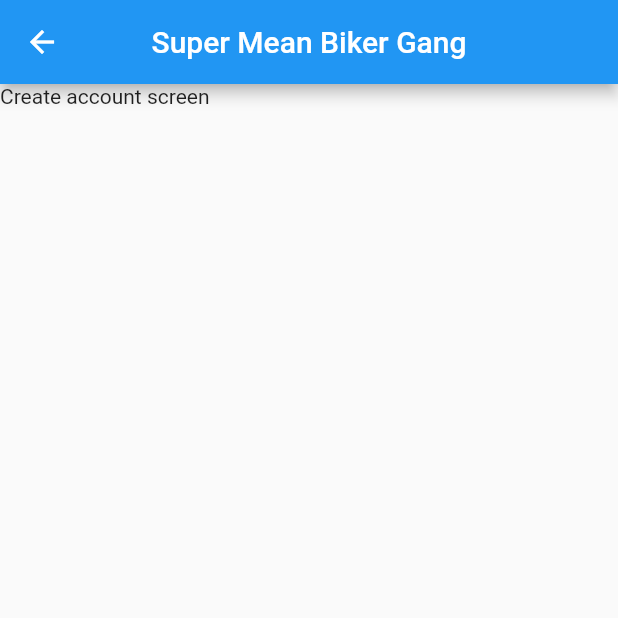
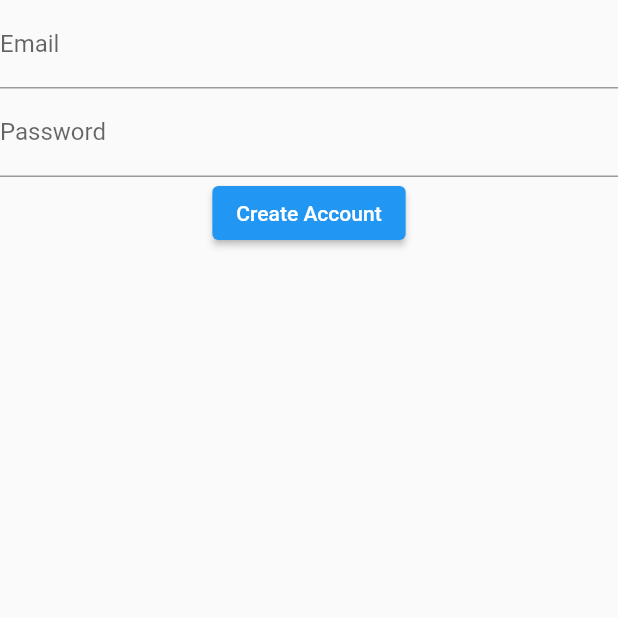
Before and after one commit to Super-Mean-Biker-Gang/bikeapp, a Flutter app: the CreateAccountScreen screen opened directly, on a phone screen of 412 x 824 dp, the top half of it. Run offline on Flutter 3.47's test engine with Material 2 defaults, Android fonts, the phone set to English and light mode, and no system bars; our stand-ins replace firebase_auth, firebase_core; accounts and stored records are empty.

Commit message:
Added account creation and sign in

```diff
--- a/lib/screens/create_account.dart
+++ /dev/null
@@ -1,16 +0,0 @@
-import 'package:flutter/material.dart';
-
-class CreateAccountScreen extends StatelessWidget {
-  // static const routeName = 'create_account_screen';
-  static const routeName = '/';
-
-  Widget build(BuildContext context) {
-    return Scaffold(
-      appBar: AppBar(
-        title: Text("Super Mean Biker Gang"),
-        centerTitle: true,
-      ),
-      body: Text("Create account screen"),
-    );
-  }
-}
--- /dev/null
+++ b/lib/screens/create_account_screen.dart
@@ -0,0 +1,41 @@
+import 'package:bikeapp/screens/map_screen.dart';
+import 'package:bikeapp/services/authentication_service.dart';
+import 'package:flutter/material.dart';
+import 'package:provider/provider.dart';
+
+class CreateAccountScreen extends StatelessWidget {
+  static const routeName = "create_account_screen";
+
+  final TextEditingController emailController = TextEditingController();
+  final TextEditingController passwordController = TextEditingController();
+
+  @override
+  Widget build(BuildContext context) {
+    return Scaffold(
+        body: Column(
+      children: [
+        TextField(
+          controller: emailController,
+          decoration: InputDecoration(
+            labelText: "Email",
+          ),
+        ),
+        TextField(
+          controller: passwordController,
+          decoration: InputDecoration(
+            labelText: "Password",
+          ),
+        ),
+        ElevatedButton(
+          onPressed: () {
+            context.read<AuthenticationService>().createAccount(
+                email: emailController.text.trim(),
+                password: passwordController.text.trim());
+            Navigator.of(context).pushNamed(MapScreen.routeName);
+          },
+          child: Text("Create Account"),
+        )
+      ],
+    ));
+  }
+}
--- /dev/null
+++ b/lib/services/authentication_service.dart
@@ -0,0 +1,35 @@
+import 'package:firebase_auth/firebase_auth.dart';
+
+// Followed along with video https://www.youtube.com/watch?v=oJ5Vrya3wCQ
+
+class AuthenticationService {
+  final FirebaseAuth _firebaseAuth;
+
+  AuthenticationService(this._firebaseAuth);
+
+  Stream<User> get authStateChanges => _firebaseAuth.authStateChanges();
+
+  Future<String> signIn({String email, String password}) async {
+    try {
+      await _firebaseAuth.signInWithEmailAndPassword(
+          email: email, password: password);
+      return "Signed in";
+    } on FirebaseAuthException catch (e) {
+      return e.message;
+    }
+  }
+
+  Future<String> createAccount({String email, String password}) async {
+    try {
+      await _firebaseAuth.createUserWithEmailAndPassword(
+          email: email, password: password);
+      return "Account created";
+    } on FirebaseAuthException catch (e) {
+      return e.message;
+    }
+  }
+
+  Future<void> signOut() async {
+    await _firebaseAuth.signOut();
+  }
+}
--- a/pubspec.yaml
+++ b/pubspec.yaml
@@ -22,12 +22,12 @@ dependencies:
   flutter:
     sdk: flutter
 
-
-  # The following adds the Cupertino Icons font to your application.
-  # Use with the CupertinoIcons class for iOS style icons.
   cupertino_icons: ^1.0.2
   firebase_storage: ^8.0.3
   cloud_firestore: ^1.0.4
+  firebase_core: ^1.0.3
+  firebase_auth: ^1.1.0
+  provider: ^5.0.0
 
 dev_dependencies:
   flutter_test:
```
Also changed, not shown: lib/app.dart (+36 -4 lines), lib/screens/map_screen.dart (added, +27 -0 lines), lib/screens/sign_in_screen.dart (added, +46 -0 lines), pubspec.lock.
